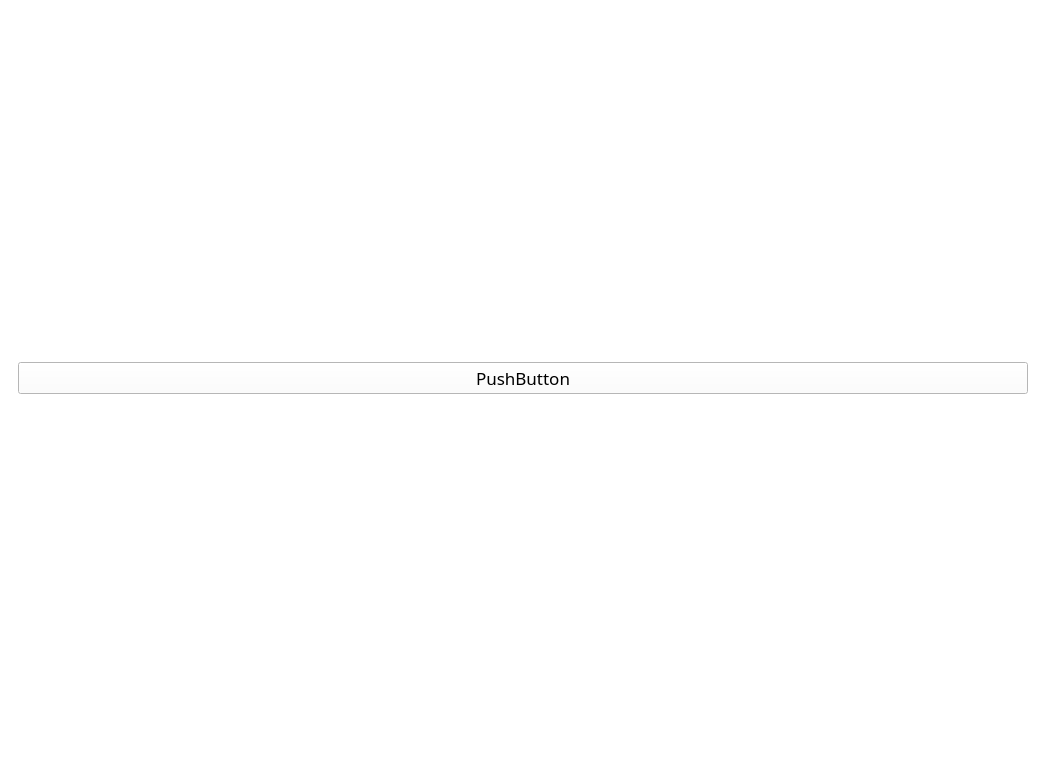
First picture: the form in resources/main.ui, repository jojo0severo/Market, before the edit.
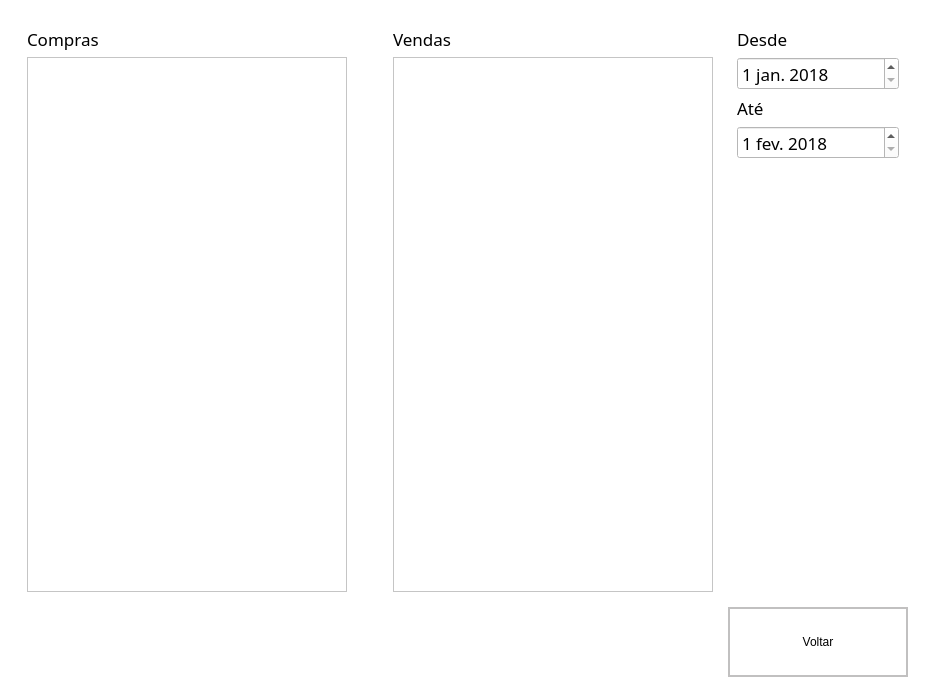
Second picture: the form after the edit. The open tabs and pages were chosen to show the change. Icons and pictures are not drawn.

Commit message: Ended edition on pyqt designer

```diff
--- a/resources/main.ui
+++ b/resources/main.ui
@@ -6,8 +6,8 @@
    <rect>
     <x>0</x>
     <y>0</y>
-    <width>1046</width>
-    <height>757</height>
+    <width>926</width>
+    <height>695</height>
    </rect>
   </property>
   <property name="maximumSize">
@@ -2729,10 +2729,173 @@
       </widget>
       <widget class="QWidget" name="lists_page">
        <layout class="QGridLayout" name="gridLayout_6">
+        <item row="0" column="1">
+         <widget class="QWidget" name="verticalWidget" native="true">
+          <layout class="QVBoxLayout" name="verticalLayout">
+           <item>
+            <widget class="QLabel" name="from_date_label">
+             <property name="maximumSize">
+              <size>
+               <width>16777215</width>
+               <height>70</height>
+              </size>
+             </property>
+             <property name="text">
+              <string>Desde</string>
+             </property>
+            </widget>
+           </item>
+           <item>
+            <widget class="QDateEdit" name="from_date_option">
+             <property name="date">
+              <date>
+               <year>2018</year>
+               <month>1</month>
+               <day>1</day>
+              </date>
+             </property>
+            </widget>
+           </item>
+           <item>
+            <widget class="QLabel" name="to_date_label">
+             <property name="maximumSize">
+              <size>
+               <width>16777215</width>
+               <height>70</height>
+              </size>
+             </property>
+             <property name="text">
+              <string>Até</string>
+             </property>
+            </widget>
+           </item>
+           <item>
+            <widget class="QDateEdit" name="to_date_option">
+             <property name="date">
+              <date>
+               <year>2018</year>
+               <month>2</month>
+               <day>1</day>
+              </date>
+             </property>
+            </widget>
+           </item>
+           <item>
+            <spacer name="verticalSpacer">
+             <property name="orientation">
+              <enum>Qt::Vertical</enum>
+             </property>
+             <property name="sizeType">
+              <enum>QSizePolicy::Preferred</enum>
+             </property>
+             <property name="sizeHint" stdset="0">
+              <size>
+               <width>20</width>
+               <height>460</height>
+              </size>
+             </property>
+            </spacer>
+           </item>
+          </layout>
+         </widget>
+        </item>
         <item row="0" column="0">
-         <widget class="QPushButton" name="pushButton_4">
+         <widget class="QWidget" name="gridWidget" native="true">
+          <property name="maximumSize">
+           <size>
+            <width>16777215</width>
+            <height>16777215</height>
+           </size>
+          </property>
+          <layout class="QGridLayout" name="gridLayout_11">
+           <item row="0" column="0">
+            <widget class="QLabel" name="purchases_label">
+             <property name="text">
+              <string>Compras</string>
+             </property>
+            </widget>
+           </item>
+           <item row="0" column="2">
+            <widget class="QLabel" name="sales_label">
+             <property name="text">
+              <string>Vendas</string>
+             </property>
+            </widget>
+           </item>
+           <item row="1" column="1">
+            <spacer name="horizontalSpacer">
+             <property name="orientation">
+              <enum>Qt::Horizontal</enum>
+             </property>
+             <property name="sizeType">
+              <enum>QSizePolicy::Preferred</enum>
+             </property>
+             <property name="sizeHint" stdset="0">
+              <size>
+               <width>40</width>
+               <height>20</height>
+              </size>
+             </property>
+            </spacer>
+           </item>
+           <item row="1" column="0">
+            <widget class="QTableWidget" name="purchases_table"/>
+           </item>
+           <item row="1" column="2">
+            <widget class="QTableWidget" name="sales_table">
+             <property name="maximumSize">
+              <size>
+               <width>400</width>
+               <height>16777215</height>
+              </size>
+             </property>
+            </widget>
+           </item>
+          </layout>
+         </widget>
+        </item>
+        <item row="1" column="0">
+         <widget class="QLabel" name="spacer_9">
           <property name="text">
-           <string>PushButton</string>
+           <string/>
+          </property>
+         </widget>
+        </item>
+        <item row="1" column="1">
+         <widget class="QPushButton" name="back_button_4">
+          <property name="minimumSize">
+           <size>
+            <width>180</width>
+            <height>70</height>
+           </size>
+          </property>
+          <property name="maximumSize">
+           <size>
+            <width>180</width>
+            <height>70</height>
+           </size>
+          </property>
+          <property name="styleSheet">
+           <string notr="true">QPushButton {
+	background-color: white;
+	color: black;
+	border: 2px solid #C1C0C0;
+}
+
+QPushButton : hover : !pressed {
+	background-color: #C1C0C0;
+	color: white;
+	font-weight: bold;
+}
+
+QPushButton:pressed {
+	background-color: #C1C0C0;
+	color: white;
+	font-weight: bold;
+}</string>
+          </property>
+          <property name="text">
+           <string>Voltar</string>
           </property>
          </widget>
         </item>
```
Left out of the diff: 13 changed lines with no effect on the pictures.
